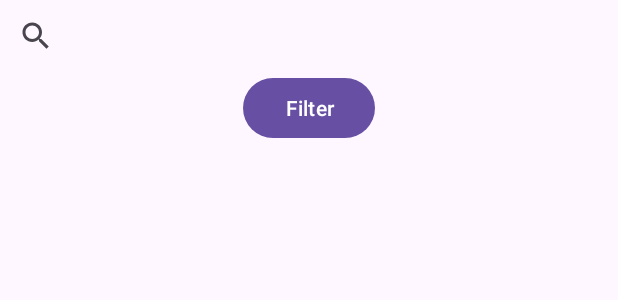
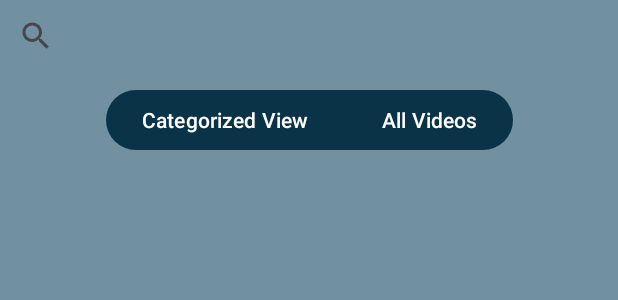
Before and after one commit to Muruj4/GameZone, an Android app: the layout activity_main.xml on its own in the app's theme, with its tools: preview values and no code run, on a phone screen of 412 x 824 dp. Shown: the top 300 px of the screen. Run offline under Robolectric (Android 15) with nearby library versions, the phone set to English and light mode, and no system bars; network calls fail.

Commit message:
Merge remote-tracking branch 'origin/main'
# Conflicts:
#	app/src/main/assets/gaming_videos.json

```diff
--- /dev/null
+++ b/app/src/main/res/drawable/category_header_background.xml
@@ -0,0 +1,6 @@
+<?xml version="1.0" encoding="utf-8"?>
+<shape xmlns:android="http://schemas.android.com/apk/res/android">
+    <solid android:color="@color/primaryColor" /> <!-- Change color as needed -->
+    <corners android:radius="8dp" />
+    <padding android:left="8dp" android:right="8dp" android:top="4dp" android:bottom="4dp" />
+</shape>
--- a/app/src/main/res/layout/activity_main.xml
+++ b/app/src/main/res/layout/activity_main.xml
@@ -5,6 +5,7 @@
     xmlns:tools="http://schemas.android.com/tools"
     android:layout_width="match_parent"
     android:layout_height="match_parent"
+    android:background= "#7191A0"
     tools:context=".MainActivity">
 
     <!-- Search Bar -->
@@ -17,89 +18,42 @@
         app:layout_constraintStart_toStartOf="parent"
         app:layout_constraintEnd_toEndOf="parent" />
 
-    <!-- Filter Button to Expand/Collapse Drawer -->
-    <Button
-        android:id="@+id/toggleFilterButton"
+    <!-- Segmented Control for Categorized and All Videos View -->
+    <com.google.android.material.button.MaterialButtonToggleGroup
+        android:id="@+id/segmentedControl"
         android:layout_width="wrap_content"
         android:layout_height="wrap_content"
-        android:text="Filter"
+        android:layout_marginTop="8dp"
+        app:singleSelection="true"
         app:layout_constraintTop_toBottomOf="@id/searchView"
-        app:layout_constraintStart_toStartOf="parent"
-        app:layout_constraintEnd_toEndOf="parent" />
-
-    <!-- Expandable Filter Drawer -->
-    <LinearLayout
-        android:id="@+id/filterDrawer"
-        android:layout_width="match_parent"
-        android:layout_height="wrap_content"
-        android:orientation="vertical"
-        android:visibility="gone"
-        android:background="?attr/colorSurface"
-        android:padding="16dp"
-        app:layout_constraintTop_toBottomOf="@id/toggleFilterButton"
         app:layout_constraintStart_toStartOf="parent"
         app:layout_constraintEnd_toEndOf="parent">
 
-        <!-- Mode Filter -->
-        <TextView
+        <!-- Categorized View Button -->
+        <com.google.android.material.button.MaterialButton
+            android:id="@+id/btnCategorizedView"
             android:layout_width="wrap_content"
             android:layout_height="wrap_content"
-            android:text="Mode"
-            android:textSize="18sp"
-            android:paddingBottom="8dp" />
+            android:text="Categorized View"
+            app:backgroundTint="@color/active_button_color" /> <!-- Use colorPrimary as the background tint -->
 
-        <com.google.android.material.chip.ChipGroup
-            android:id="@+id/chipGroupMode"
-            android:layout_width="wrap_content"
-            android:layout_height="wrap_content">
-
-            <com.google.android.material.chip.Chip
-                android:id="@+id/chipSinglePlayer"
-                android:text="Singleplayer"
-                android:checkable="true"
-                android:layout_height="wrap_content"
-                android:layout_width="wrap_content" />
-
-            <com.google.android.material.chip.Chip
-                android:id="@+id/chipMultiPlayer"
-                android:text="Multiplayer"
-                android:checkable="true"
-                android:layout_height="wrap_content"
-                android:layout_width="wrap_content"/>
-        </com.google.android.material.chip.ChipGroup>
-
-        <!-- Prize Range Filter -->
-        <TextView
+        <!-- All Videos View Button -->
+        <com.google.android.material.button.MaterialButton
+            android:id="@+id/btnAllVideos"
             android:layout_width="wrap_content"
             android:layout_height="wrap_content"
-            android:text="Prize Range"
-            android:textSize="18sp"
-            android:paddingTop="16dp"
-            android:paddingBottom="8dp" />
+            android:text="All Videos"
+            app:backgroundTint="#0B3347" /> <!-- Use colorPrimary as the background tint -->
 
-        <com.google.android.material.slider.RangeSlider
-            android:id="@+id/sliderPrizeRange"
-            android:layout_width="match_parent"
-            android:layout_height="wrap_content"
-            android:valueFrom="10000"
-            android:valueTo="100000000"
-            android:stepSize="10000"
-            app:values="@array/default_range" />
+    </com.google.android.material.button.MaterialButtonToggleGroup>
 
-        <!-- Apply Filters Button -->
-        <Button
-            android:id="@+id/applyFiltersButton"
-            android:layout_width="wrap_content"
-            android:layout_height="wrap_content"
-            android:text="Apply Filters" />
-    </LinearLayout>
 
     <!-- RecyclerView to Display Videos -->
     <androidx.recyclerview.widget.RecyclerView
         android:id="@+id/videoList"
         android:layout_width="match_parent"
         android:layout_height="0dp"
-        app:layout_constraintTop_toBottomOf="@id/filterDrawer"
+        app:layout_constraintTop_toBottomOf="@id/segmentedControl"
         app:layout_constraintBottom_toBottomOf="parent"
         app:layout_constraintStart_toStartOf="parent"
         app:layout_constraintEnd_toEndOf="parent" />
--- a/app/src/main/res/values/colors.xml
+++ b/app/src/main/res/values/colors.xml
@@ -3,4 +3,10 @@
     <color name="black">#FF000000</color>
     <color name="white">#FFFFFFFF</color>
 
+    <color name="active_button_color">#FF0B3347</color> <!-- Active color, e.g., purple -->
+    <color name="inactive_button_color">#4B626D</color> <!-- Inactive color, e.g., light gray -->
+    <color name="primaryColor">#748E9B</color>
+
+
+
 </resources>
--- a/app/src/main/res/values/themes.xml
+++ b/app/src/main/res/values/themes.xml
@@ -2,6 +2,8 @@
     <!-- Base application theme. -->
     <style name="Base.Theme.GameZone" parent="Theme.Material3.DayNight.NoActionBar">
         <!-- Customize your light theme here. -->
+        <item name="colorPrimary">@color/primaryColor</item>
+        <item name="colorPrimaryDark">@color/primaryColor</item>
         <!-- <item name="colorPrimary">@color/my_light_primary</item> -->
     </style>
 
```
Also changed, not shown: app/src/main/java/com/example/gamezone/MainActivity.java (+114 -141 lines), app/src/main/java/com/example/gamezone/Video.java (+22 -63 lines), app/src/main/java/com/example/gamezone/VideoAdapter.java (+114 -39 lines), app/src/main/res/drawable/button_selector.xml (added, +10 -0 lines), app/src/main/res/layout/category_header.xml (added, +24 -0 lines).
